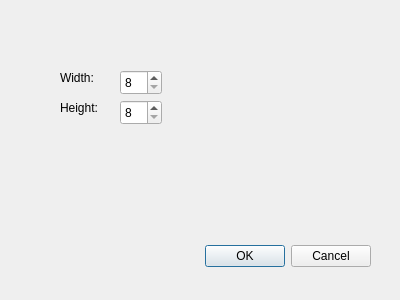
This is Tetris/gui/SettingsDialog.ui in amoraric/Tetris as Qt 5 draws it before an edit. The edited form follows.
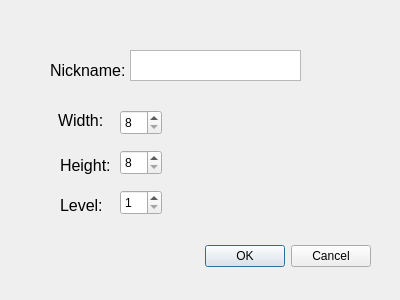
This is the edited form.

Commit message: app works great! fixed all the bugs related to the bricks collisions, random game overs, dificulty problems, etc. the settings button isn't accessible anymore once the player started the game.

```diff
--- a/Tetris/gui/SettingsDialog.ui
+++ b/Tetris/gui/SettingsDialog.ui
@@ -33,7 +33,7 @@
    <property name="geometry">
     <rect>
      <x>120</x>
-     <y>70</y>
+     <y>110</y>
      <width>42</width>
      <height>25</height>
     </rect>
@@ -49,7 +49,7 @@
    <property name="geometry">
     <rect>
      <x>120</x>
-     <y>100</y>
+     <y>150</y>
      <width>42</width>
      <height>25</height>
     </rect>
@@ -64,27 +64,85 @@
   <widget class="QLabel" name="widthLabel">
    <property name="geometry">
     <rect>
-     <x>60</x>
-     <y>70</y>
-     <width>49</width>
-     <height>16</height>
+     <x>58</x>
+     <y>105</y>
+     <width>61</width>
+     <height>31</height>
     </rect>
    </property>
    <property name="text">
-    <string>Width:</string>
+    <string>&lt;html&gt;&lt;head/&gt;&lt;body&gt;&lt;p&gt;&lt;span style=&quot; font-size:12pt;&quot;&gt;Width:&lt;/span&gt;&lt;/p&gt;&lt;/body&gt;&lt;/html&gt;</string>
    </property>
   </widget>
   <widget class="QLabel" name="heightLabel">
    <property name="geometry">
     <rect>
      <x>60</x>
-     <y>100</y>
-     <width>49</width>
-     <height>16</height>
+     <y>150</y>
+     <width>61</width>
+     <height>31</height>
     </rect>
    </property>
    <property name="text">
-    <string>Height:</string>
+    <string>&lt;html&gt;&lt;head/&gt;&lt;body&gt;&lt;p&gt;&lt;span style=&quot; font-size:12pt;&quot;&gt;Height:&lt;/span&gt;&lt;/p&gt;&lt;/body&gt;&lt;/html&gt;</string>
+   </property>
+  </widget>
+  <widget class="QLabel" name="nicknameLabel">
+   <property name="geometry">
+    <rect>
+     <x>50</x>
+     <y>50</y>
+     <width>81</width>
+     <height>41</height>
+    </rect>
+   </property>
+   <property name="text">
+    <string>&lt;html&gt;&lt;head/&gt;&lt;body&gt;&lt;p&gt;&lt;span style=&quot; font-size:12pt;&quot;&gt;Nickname:&lt;/span&gt;&lt;/p&gt;&lt;/body&gt;&lt;/html&gt;</string>
+   </property>
+  </widget>
+  <widget class="QTextEdit" name="nicknameEdit">
+   <property name="geometry">
+    <rect>
+     <x>130</x>
+     <y>50</y>
+     <width>171</width>
+     <height>31</height>
+    </rect>
+   </property>
+   <property name="placeholderText">
+    <string/>
+   </property>
+  </widget>
+  <widget class="QSpinBox" name="spinBoxLevel">
+   <property name="geometry">
+    <rect>
+     <x>120</x>
+     <y>190</y>
+     <width>42</width>
+     <height>25</height>
+    </rect>
+   </property>
+   <property name="minimum">
+    <number>1</number>
+   </property>
+   <property name="maximum">
+    <number>25</number>
+   </property>
+   <property name="value">
+    <number>1</number>
+   </property>
+  </widget>
+  <widget class="QLabel" name="levelLabel">
+   <property name="geometry">
+    <rect>
+     <x>60</x>
+     <y>190</y>
+     <width>61</width>
+     <height>31</height>
+    </rect>
+   </property>
+   <property name="text">
+    <string>&lt;html&gt;&lt;head/&gt;&lt;body&gt;&lt;p&gt;&lt;span style=&quot; font-size:12pt;&quot;&gt;Level:&lt;/span&gt;&lt;/p&gt;&lt;/body&gt;&lt;/html&gt;</string>
    </property>
   </widget>
  </widget>
```
The commit also changes 12 other files.
